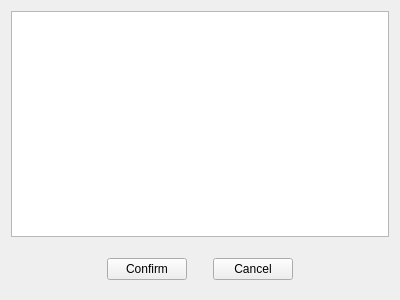
RemotelyChaotic/JOIPEngine, file src/Editor/Project/KinkSelectionOverlay.ui: the form before one commit.
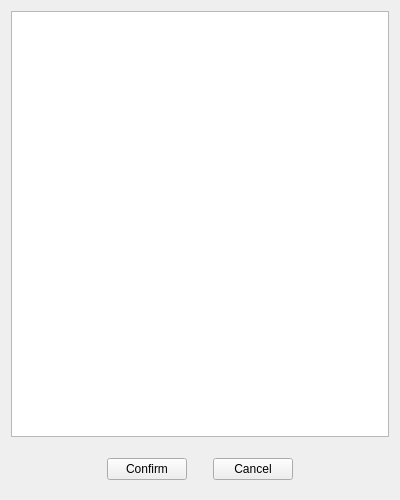
The form after the commit. Custom widgets are drawn as their Qt base class.

Patch:
```diff
--- a/src/Editor/Project/KinkSelectionOverlay.ui
+++ b/src/Editor/Project/KinkSelectionOverlay.ui
@@ -7,7 +7,7 @@
     <x>0</x>
     <y>0</y>
     <width>400</width>
-    <height>300</height>
+    <height>500</height>
    </rect>
   </property>
   <property name="windowTitle">
```
